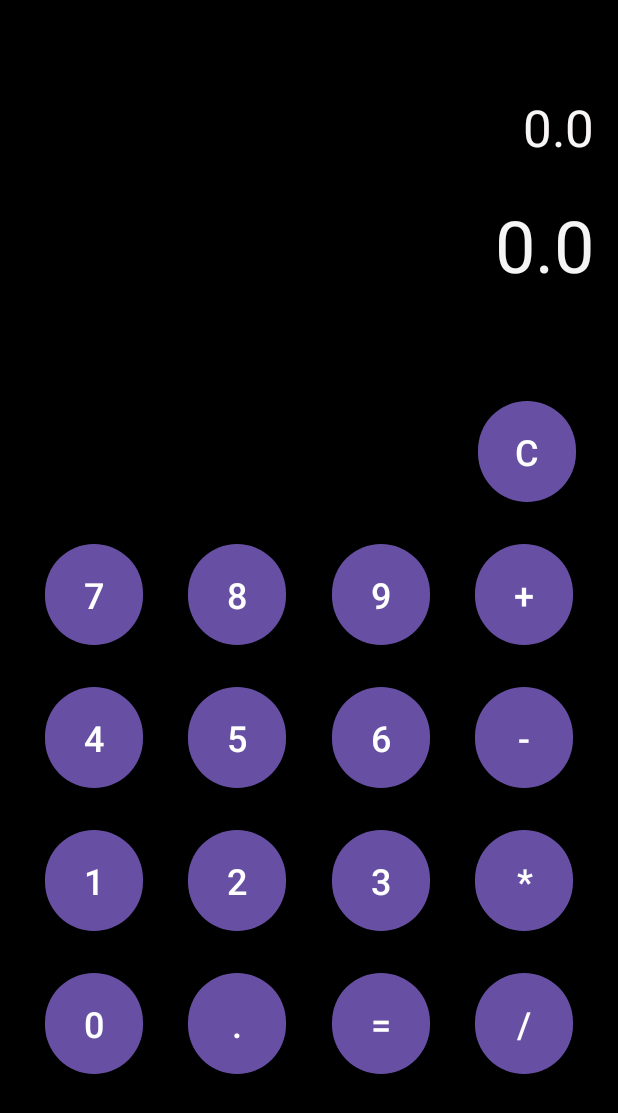
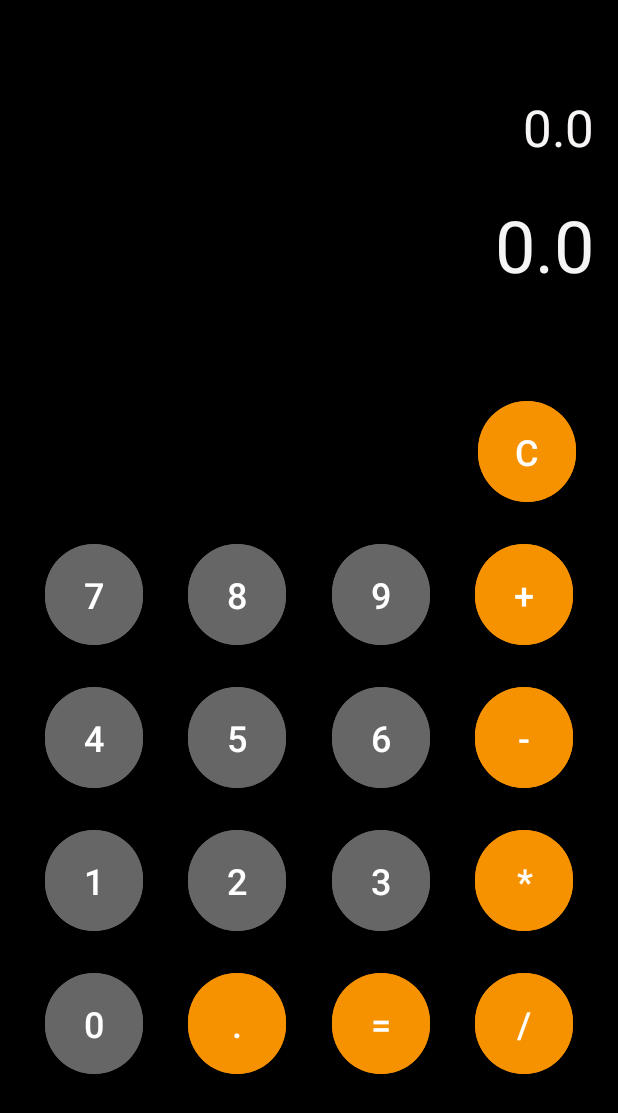
Before and after one commit to MayraTamayo18/movil, an Android app: the screen it shows after launch (MainActivity), on a phone screen of 412 x 824 dp. Shown: the top 1113 px of the screen. Run offline under Robolectric (Android 15) with nearby library versions, the phone set to English and light mode, and no system bars.

Commit message:
Actulizacion de los colores de la calculadora

```diff
--- a/M-A-AndroidStudio/calculadora/app/src/main/java/com/example/calculadora/MainActivity.kt
+++ b/M-A-AndroidStudio/calculadora/app/src/main/java/com/example/calculadora/MainActivity.kt
@@ -17,7 +17,7 @@ class MainActivity : AppCompatActivity() {
     var numero1: Double = 0.0
     // lateinit var-> permite inicializar una propiedad no anulable
     // se reaklizo para poder utilizarlos en cualquien funcion sin
-    //necesidad de volver a declararlos
+    //necesidad de volver a declararlos variables globales
     lateinit var tv1: TextView
     lateinit var  tv2:TextView
 
@@ -34,7 +34,8 @@ class MainActivity : AppCompatActivity() {
 
         tv1=findViewById(R.id.tv1)
         tv2=findViewById(R.id.tv2)
-        // creamos nuestro boton borra
+
+        // creamos nuestro boton borra igual
         val btnBorrar : Button=findViewById(R.id.btnBorrar)
         val btnIgual : Button=findViewById(R.id.btnIgual)
 
@@ -78,6 +79,7 @@ class MainActivity : AppCompatActivity() {
             R.id.btn6->tv2.setText(num2 + "6")
             R.id.btn7->tv2.setText(num2 + "7")
             R.id.btn8->tv2.setText(num2 + "8")
+            R.id.btn9->tv2.setText(num2 + "9")
             R.id.btnPunto->tv2.setText(num2 + ".")
 
             // OJITO: en la vista se le aplica tambien el onclick a cada boton
--- a/M-A-AndroidStudio/calculadora/app/src/main/res/layout/activity_main.xml
+++ b/M-A-AndroidStudio/calculadora/app/src/main/res/layout/activity_main.xml
@@ -50,6 +50,7 @@
         android:layout_height="75dp"
         android:layout_marginTop="68dp"
         android:layout_marginEnd="28dp"
+        android:backgroundTint="@color/orange"
         android:text="C"
         android:textSize="24sp"
         app:layout_constraintEnd_toEndOf="parent"
@@ -59,6 +60,7 @@
         android:id="@+id/btn8"
         android:layout_width="65dp"
         android:layout_height="75dp"
+        android:backgroundTint="@color/gris"
         android:onClick="digitos"
         android:text="8"
         android:textSize="24sp"
@@ -71,6 +73,7 @@
         android:id="@+id/btn7"
         android:layout_width="65dp"
         android:layout_height="75dp"
+        android:backgroundTint="@color/gris"
         android:onClick="digitos"
         android:text="7"
         android:textSize="24sp"
@@ -83,6 +86,7 @@
         android:id="@+id/btn9"
         android:layout_width="65dp"
         android:layout_height="75dp"
+        android:backgroundTint="@color/gris"
         android:onClick="digitos"
         android:text="9"
         android:textSize="24sp"
@@ -96,6 +100,7 @@
         android:layout_width="65dp"
         android:layout_height="75dp"
         android:layout_marginTop="20dp"
+        android:backgroundTint="@color/orange"
         android:onClick="clicOperacion"
         android:text="+"
         android:textSize="24sp"
@@ -108,6 +113,7 @@
         android:id="@+id/btn4"
         android:layout_width="65dp"
         android:layout_height="75dp"
+        android:backgroundTint="@color/gris"
         android:onClick="digitos"
         android:text="4"
         android:textSize="24sp"
@@ -120,6 +126,7 @@
         android:id="@+id/btn5"
         android:layout_width="65dp"
         android:layout_height="75dp"
+        android:backgroundTint="@color/gris"
         android:onClick="digitos"
         android:text="5"
         android:textSize="24sp"
@@ -132,6 +139,7 @@
         android:id="@+id/btn6"
         android:layout_width="65dp"
         android:layout_height="75dp"
+        android:backgroundTint="@color/gris"
         android:onClick="digitos"
         android:text="6"
         android:textSize="24sp"
@@ -145,6 +153,7 @@
         android:layout_width="65dp"
         android:layout_height="75dp"
         android:layout_marginTop="20dp"
+        android:backgroundTint="@color/orange"
         android:onClick="clicOperacion"
         android:text="-"
         android:textSize="24sp"
@@ -157,6 +166,7 @@
         android:id="@+id/btn1"
         android:layout_width="65dp"
         android:layout_height="75dp"
+        android:backgroundTint="@color/gris"
         android:onClick="digitos"
         android:text="1"
         android:textSize="24sp"
@@ -169,6 +179,7 @@
         android:id="@+id/btn2"
         android:layout_width="65dp"
         android:layout_height="75dp"
+        android:backgroundTint="@color/gris"
         android:onClick="digitos"
         android:text="2"
         android:textSize="24sp"
@@ -181,6 +192,7 @@
         android:id="@+id/btn3"
         android:layout_width="65dp"
         android:layout_height="75dp"
+        android:backgroundTint="@color/gris"
         android:onClick="digitos"
         android:text="3"
         android:textSize="24sp"
@@ -194,6 +206,7 @@
         android:layout_width="65dp"
         android:layout_height="75dp"
         android:layout_marginTop="20dp"
+        android:backgroundTint="@color/orange"
         android:onClick="clicOperacion"
         android:text="*"
         android:textSize="24sp"
@@ -206,6 +219,7 @@
         android:id="@+id/btn0"
         android:layout_width="65dp"
         android:layout_height="75dp"
+        android:backgroundTint="@color/gris"
         android:onClick="digitos"
         android:text="0"
         android:textSize="24sp"
@@ -218,6 +232,7 @@
         android:id="@+id/btnPunto"
         android:layout_width="65dp"
         android:layout_height="75dp"
+        android:backgroundTint="@color/orange"
         android:onClick="digitos"
         android:text="."
         android:textSize="24sp"
@@ -230,6 +245,7 @@
         android:id="@+id/btnIgual"
         android:layout_width="65dp"
         android:layout_height="75dp"
+        android:backgroundTint="@color/orange"
         android:text="="
         android:textSize="24sp"
         app:layout_constraintBaseline_toBaselineOf="@+id/btnDivision"
@@ -242,6 +258,7 @@
         android:layout_width="65dp"
         android:layout_height="75dp"
         android:layout_marginTop="20dp"
+        android:backgroundTint="@color/orange"
         android:onClick="clicOperacion"
         android:text="/"
         android:textSize="24sp"
--- a/M-A-AndroidStudio/calculadora/app/src/main/res/values/colors.xml
+++ b/M-A-AndroidStudio/calculadora/app/src/main/res/values/colors.xml
@@ -1,5 +1,7 @@
 <?xml version="1.0" encoding="utf-8"?>
 <resources>
     <color name="black">#FF000000</color>
+    <color name="orange">#f69100</color>
+    <color name="gris">#666666</color>
     <color name="white">#FFFFFFFF</color>
 </resources>
```
